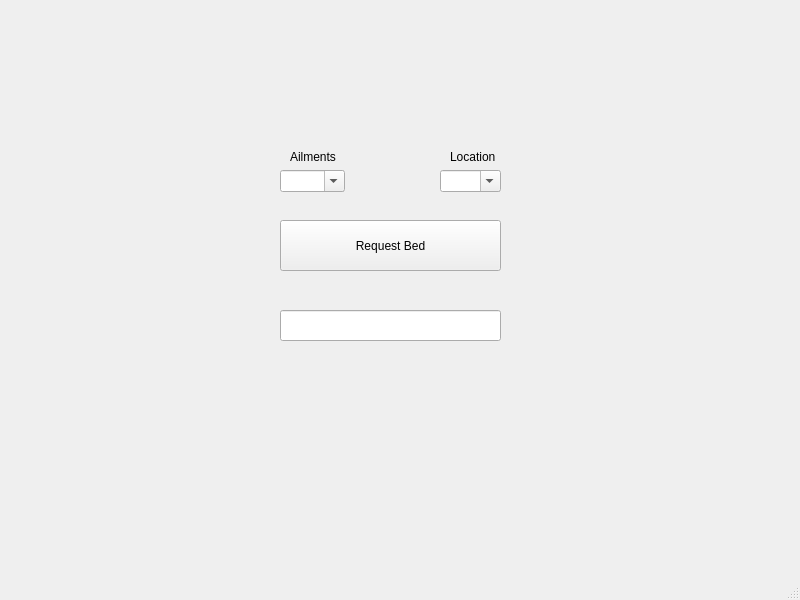
The window that doctorwindow.ui (braeden-muller/hospitalBeds) describes before a commit, drawn with Qt 5.
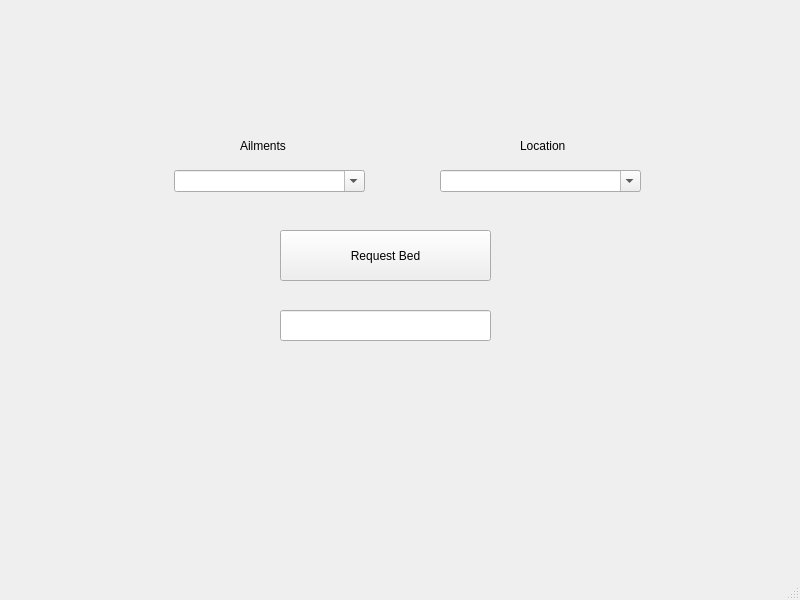
The same window after the commit.

Commit message: Added in ID for hospital and updated UI

```diff
--- a/doctorwindow.ui
+++ b/doctorwindow.ui
@@ -21,8 +21,8 @@
     <property name="geometry">
      <rect>
       <x>280</x>
-      <y>220</y>
-      <width>221</width>
+      <y>230</y>
+      <width>211</width>
       <height>51</height>
      </rect>
     </property>
@@ -35,7 +35,7 @@
      <rect>
       <x>280</x>
       <y>310</y>
-      <width>221</width>
+      <width>211</width>
       <height>31</height>
      </rect>
     </property>
@@ -46,9 +46,9 @@
    <widget class="QComboBox" name="ailmentSelector">
     <property name="geometry">
      <rect>
-      <x>280</x>
+      <x>174</x>
       <y>170</y>
-      <width>65</width>
+      <width>191</width>
       <height>22</height>
      </rect>
     </property>
@@ -71,10 +71,10 @@
    <widget class="QLabel" name="ailmentLabel">
     <property name="geometry">
      <rect>
-      <x>290</x>
-      <y>150</y>
-      <width>47</width>
-      <height>14</height>
+      <x>240</x>
+      <y>130</y>
+      <width>111</width>
+      <height>31</height>
      </rect>
     </property>
     <property name="text">
@@ -86,7 +86,7 @@
      <rect>
       <x>440</x>
       <y>170</y>
-      <width>61</width>
+      <width>201</width>
       <height>22</height>
      </rect>
     </property>
@@ -97,10 +97,10 @@
    <widget class="QLabel" name="locationLabel">
     <property name="geometry">
      <rect>
-      <x>450</x>
-      <y>150</y>
-      <width>47</width>
-      <height>13</height>
+      <x>520</x>
+      <y>130</y>
+      <width>131</width>
+      <height>31</height>
      </rect>
     </property>
     <property name="text">
```
Left out of the diff: 2 changed lines with no effect on the pictures. The commit also changes 4 other files.
